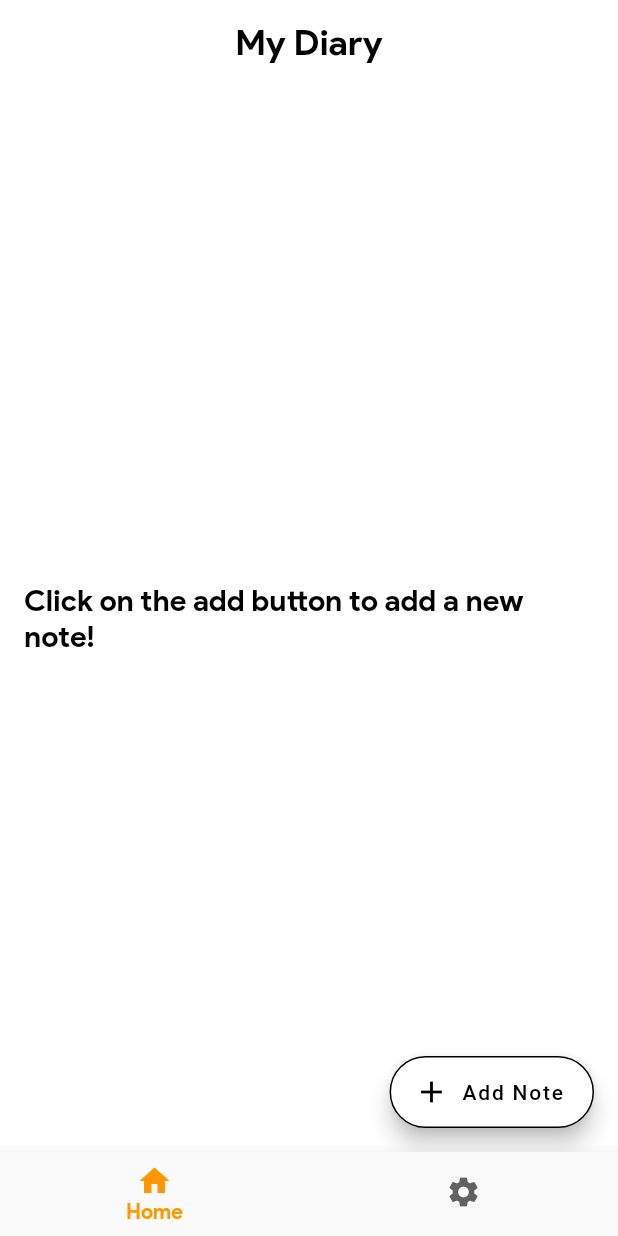
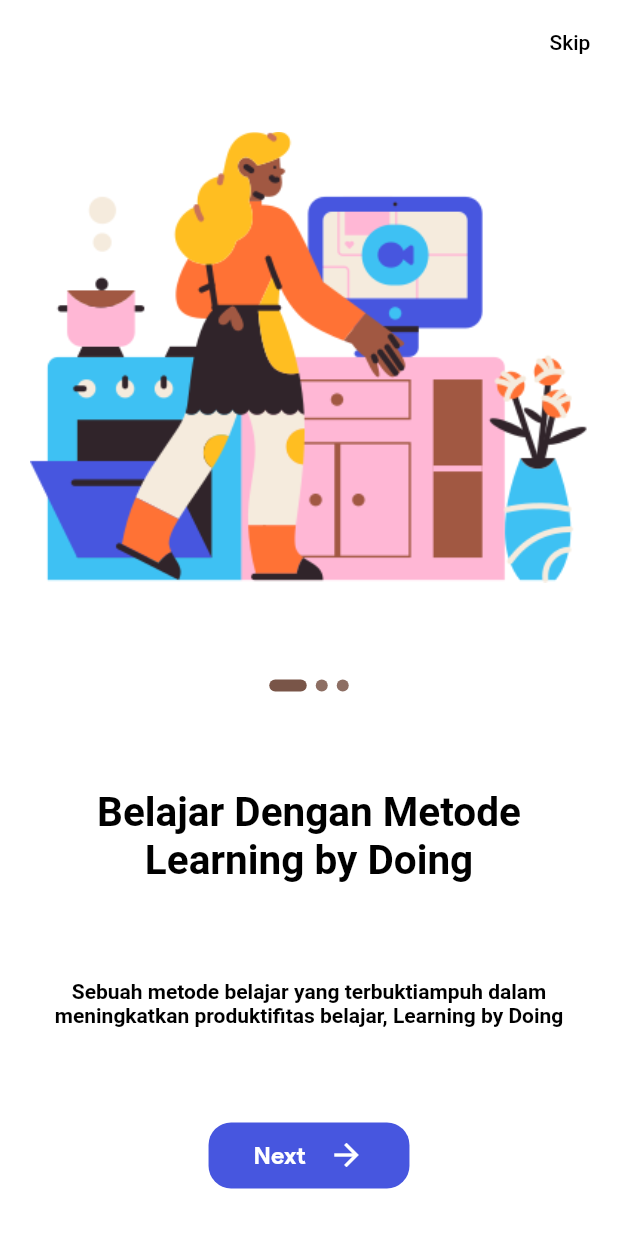
Before and after one commit to Akhil-ps-dev/final_sqlflit-diary, a Flutter app: the screen it shows after launch, on a phone screen of 412 x 824 dp. Run offline on Flutter 3.47's test engine with Material 2 defaults, Android fonts, the phone set to English and light mode, and no system bars; our stand-ins replace dotted_border, flutter_local_notifications, flutter_settings_screens, image_picker, lite_rolling_switch, shared_preferences and 1 more; accounts and stored records are empty; Roboto replaces fonts that are missing (Montserrat, Poppins).

Commit message:
added on board screen

```diff
--- a/lib/05_settings_file/notification_page/views/alarm_page.dart
+++ b/lib/05_settings_file/notification_page/views/alarm_page.dart
@@ -228,7 +228,7 @@ class _AlarmPageState extends State<AlarmPage> {
                                 child: Column(
                                   children: <Widget>[
                                     Image.asset(
-                                      'assets/add_alarm.png',
+                                      'assets/images/add_alarm.png',
                                       scale: 1.5,
                                     ),
                                     SizedBox(height: 8),
--- /dev/null
+++ b/lib/Onboard_screen/constant.dart
@@ -0,0 +1,8 @@
+import 'package:flutter/material.dart';
+
+Color kblue =const Color(0xFF4756DF);
+Color kwhite =const Color(0xFFFFFFFF);
+Color kblack =const Color(0xFF000000);
+Color kbrown300 =const Color(0xFF8D6E63);
+Color kbrown =const Color(0xFF795548);
+Color kgrey =const Color(0xFFC0C0C0);
--- /dev/null
+++ b/lib/Onboard_screen/onboard/onboard.dart
@@ -0,0 +1,194 @@
+
+//@dart=2.9
+import 'package:devolopment/home_page.dart';
+import 'package:flutter/material.dart';
+import 'package:shared_preferences/shared_preferences.dart';
+
+import '../constant.dart';
+import 'onboard_model.dart';
+
+class OnBoard extends StatefulWidget {
+
+  @override
+  _OnBoardState createState() => _OnBoardState();
+}
+
+class _OnBoardState extends State<OnBoard> {
+  int currentIndex = 0;
+   PageController _pageController;
+  List<OnboardModel> screens = <OnboardModel>[
+    OnboardModel(
+      img: 'assets/images/img-1.png',
+      text: "Belajar Dengan Metode Learning by Doing",
+      desc:
+          "Sebuah metode belajar yang terbuktiampuh dalam meningkatkan produktifitas belajar, Learning by Doing",
+      bg: Colors.white,
+      button:const Color(0xFF4756DF),
+    ),
+    OnboardModel(
+      img: 'assets/images/img-2.png',
+      text: "Dapatkan Kemudahan Akses Kapanpun dan Dimanapun",
+      desc:
+          "Tidak peduli dimanapun kamu, semua kursus yang telah kamu ikuti bias kamu akses sepenuhnya",
+      bg:const Color(0xFF4756DF),
+      button: Colors.white,
+    ),
+    OnboardModel(
+      img: 'assets/images/img-3.png',
+      text: "Gunakan Fitur Kolaborasi Untuk Pengalaman Lebih",
+      desc:
+          "Tersedia fitur Kolaborasi dengan tujuan untuk mengasah skill lebih dalam karena bias belajar bersama",
+      bg: Colors.white,
+      button:const Color(0xFF4756DF),
+    ),
+  ];
+
+  @override
+  void initState() {
+    _pageController = PageController(initialPage: 0);
+    super.initState();
+  }
+
+  @override
+  void dispose() {
+    _pageController.dispose();
+    super.dispose();
+  }
+
+  _storeOnboardInfo() async {
+    print("Shared pref called");
+    int isViewed = 0;
+    SharedPreferences prefs = await SharedPreferences.getInstance();
+    await prefs.setInt('onBoard', isViewed);
+    print(prefs.getInt('onBoard'));
+  }
+
+  @override
+  Widget build(BuildContext context) {
+    return Scaffold(
+      backgroundColor: currentIndex % 2 == 0 ? kwhite : kblue,
+      appBar: AppBar(
+        backgroundColor: currentIndex % 2 == 0 ? kwhite : kblue,
+        elevation: 0.0,
+        actions: [
+          TextButton(
+            onPressed: () {
+              _storeOnboardInfo();
+              Navigator.pushReplacement(
+                  context, MaterialPageRoute(builder: (context) =>  HomePage()));
+            },
+            child: Text(
+              "Skip",
+              style: TextStyle(
+                color: currentIndex % 2 == 0 ? kblack : kwhite,
+              ),
+            ),
+          )
+        ],
+      ),
+      body: Padding(
+        padding: const EdgeInsets.symmetric(horizontal: 20.0),
+        child: PageView.builder(
+            itemCount: screens.length,
+            controller: _pageController,
+            physics: const NeverScrollableScrollPhysics(),
+            onPageChanged: (int index) {
+              setState(() {
+                currentIndex = index;
+              });
+            },
+            itemBuilder: (_, index) {
+              return Column(
+                mainAxisAlignment: MainAxisAlignment.spaceAround,
+                crossAxisAlignment: CrossAxisAlignment.center,
+                mainAxisSize: MainAxisSize.min,
+                children: [
+                  Image.asset(screens[index].img),
+                  SizedBox(
+                    height: 10.0,
+                    child: ListView.builder(
+                      itemCount: screens.length,
+                      shrinkWrap: true,
+                      scrollDirection: Axis.horizontal,
+                      itemBuilder: (context, index) {
+                        return Row(
+                            mainAxisAlignment: MainAxisAlignment.center,
+                            children: [
+                              Container(
+                                margin:const EdgeInsets.symmetric(horizontal: 3.0),
+                                width: currentIndex == index ? 25 : 8,
+                                height: 8,
+                                decoration: BoxDecoration(
+                                  color: currentIndex == index
+                                      ? kbrown
+                                      : kbrown300,
+                                  borderRadius: BorderRadius.circular(10.0),
+                                ),
+                              ),
+                            ]);
+                      },
+                    ),
+                  ),
+                  Text(
+                    screens[index].text,
+                    textAlign: TextAlign.center,
+                    style: TextStyle(
+                      fontSize: 27.0,
+                      fontWeight: FontWeight.bold,
+                      fontFamily: 'Poppins',
+                      color: index % 2 == 0 ? kblack : kwhite,
+                    ),
+                  ),
+                  Text(
+                    screens[index].desc,
+                    textAlign: TextAlign.center,
+                    style: TextStyle(
+                      fontSize: 14.0,
+                      fontFamily: 'Montserrat',
+                      color: index % 2 == 0 ? kblack : kwhite,
+                    ),
+                  ),
+                  InkWell(
+                    onTap: () async {
+                      print(index);
+                      if (index == screens.length - 1) {
+                        await _storeOnboardInfo();
+                        Navigator.pushReplacement(context,
+                            MaterialPageRoute(builder: (context) => HomePage()));
+                      }
+
+                      _pageController.nextPage(
+                        duration:const Duration(milliseconds: 300),
+                        curve: Curves.bounceIn,
+                      );
+                    },
+                    child: Container(
+                      padding:
+                       const   EdgeInsets.symmetric(horizontal: 30.0, vertical: 10),
+                      decoration: BoxDecoration(
+                          color: index % 2 == 0 ? kblue : kwhite,
+                          borderRadius: BorderRadius.circular(15.0)),
+                      child: Row(mainAxisSize: MainAxisSize.min, children: [
+                        Text(
+                          "Next",
+                          style: TextStyle(
+                              fontSize: 16.0,
+                              color: index % 2 == 0 ? kwhite : kblue),
+                        ),
+                      const  SizedBox(
+                          width: 15.0,
+                        ),
+                        Icon(
+                          Icons.arrow_forward_sharp,
+                          color: index % 2 == 0 ? kwhite : kblue,
+                        )
+                      ]),
+                    ),
+                  )
+                ],
+              );
+            }),
+      ),
+    );
+  }
+}
--- /dev/null
+++ b/lib/Onboard_screen/onboard/onboard_model.dart
@@ -0,0 +1,17 @@
+import 'package:flutter/cupertino.dart';
+
+class OnboardModel {
+  String img;
+  String text;
+  String desc;
+  Color bg;
+  Color button;
+
+  OnboardModel({
+    required this.img,
+    required this.text,
+    required this.desc,
+    required this.bg,
+    required this.button,
+  });
+}
--- a/lib/home_page.dart
+++ b/lib/home_page.dart
@@ -23,7 +23,9 @@ class _HomePageState extends State<HomePage> {
       body: screens[currentIndex],
       bottomNavigationBar: BottomNavigationBar(
         selectedItemColor: Colors.orange,
-        showUnselectedLabels: false,
+        showUnselectedLabels: true,
+        unselectedFontSize: 0.0,
+        showSelectedLabels: true,
         unselectedItemColor: Colors.grey[700],
         onTap: (index) => setState(() => currentIndex = index),
         currentIndex: currentIndex,
--- a/lib/main.dart
+++ b/lib/main.dart
@@ -1,15 +1,30 @@
 //@dart=2.9
 
 import 'package:flutter/material.dart';
+import 'package:flutter/services.dart';
+
 import 'package:flutter_local_notifications/flutter_local_notifications.dart';
+import 'package:shared_preferences/shared_preferences.dart';
+import 'Onboard_screen/onboard/onboard.dart';
 import 'home_page.dart';
 
 final FlutterLocalNotificationsPlugin flutterLocalNotificationsPlugin =
     FlutterLocalNotificationsPlugin();
+int isviewed;//onboard
 
 void main() async {
+
+//onboard
+ SystemChrome.setSystemUIOverlayStyle(const SystemUiOverlayStyle(
+    statusBarColor: Colors.transparent,
+  ));
   WidgetsFlutterBinding.ensureInitialized();
+  SharedPreferences prefs = await SharedPreferences.getInstance();
+  isviewed = prefs.getInt('onBoard');
 
+//onboard
+
+  WidgetsFlutterBinding.ensureInitialized();
   var initializationSettingsAndroid =
       AndroidInitializationSettings('codex_logo');
   var initializationSettingsIOS = IOSInitializationSettings(
@@ -28,9 +43,6 @@ void main() async {
   });
   runApp(MyApp());
 }
-
-
-
 
 class MyApp extends StatelessWidget {
   @override
@@ -64,7 +76,8 @@ class MyApp extends StatelessWidget {
               fontSize: 14),
         ),
       ),
-      home: HomePage(),
+         home: isviewed != 0 ?  OnBoard() :  HomePage(),
+
     );
   }
 }
--- a/pubspec.yaml
+++ b/pubspec.yaml
@@ -36,6 +36,8 @@ dependencies:
   lite_rolling_switch: ^0.1.1
   path_provider: ^2.0.5
   sqflite: 2.0.0+3
+  shared_preferences: ^2.0.5
+
 
 dev_dependencies:
   flutter_test:
@@ -52,7 +54,7 @@ flutter:
 
   # To add assets to your application, add an assets section, like this:
   assets:
-    - assets/
+    - assets/images/
   #   - images/a_dot_ham.jpeg
   # An image asset can refer to one or more resolution-specific "variants", see
   # https://flutter.dev/assets-and-images/#resolution-aware.
```
Also changed, not shown: assets/images/add_alarm.png (renamed from assets/add_alarm.png), assets/images/img-1.png (added), assets/images/img-2.png (added), assets/images/img-3.png (added), pubspec.lock.
